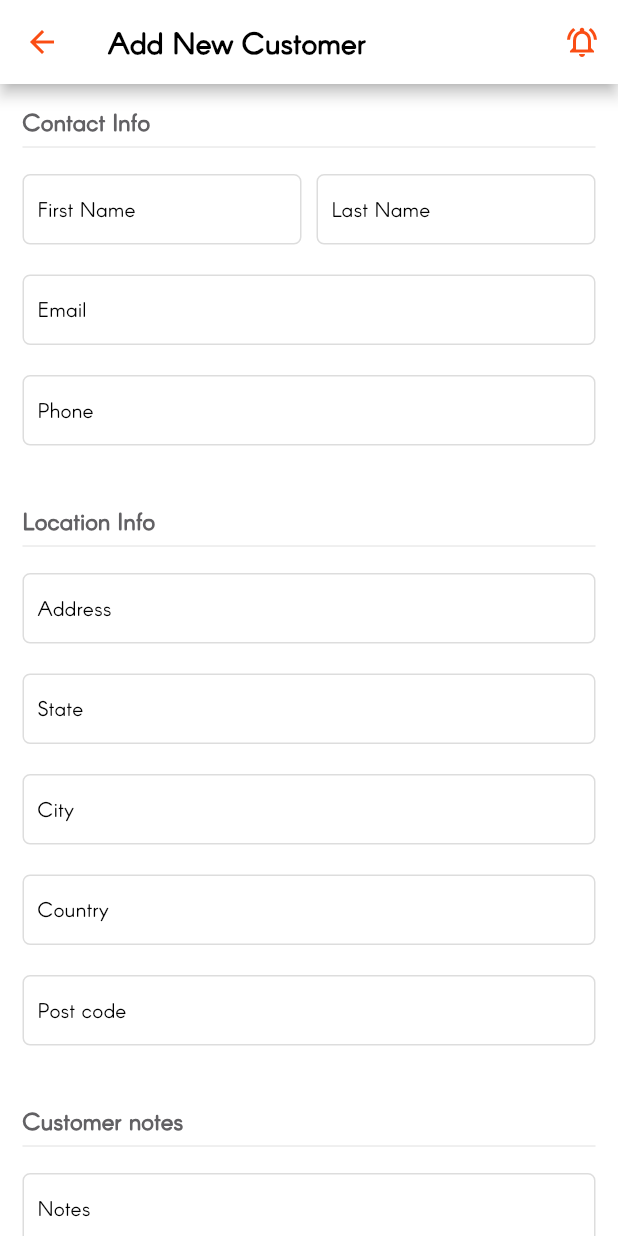
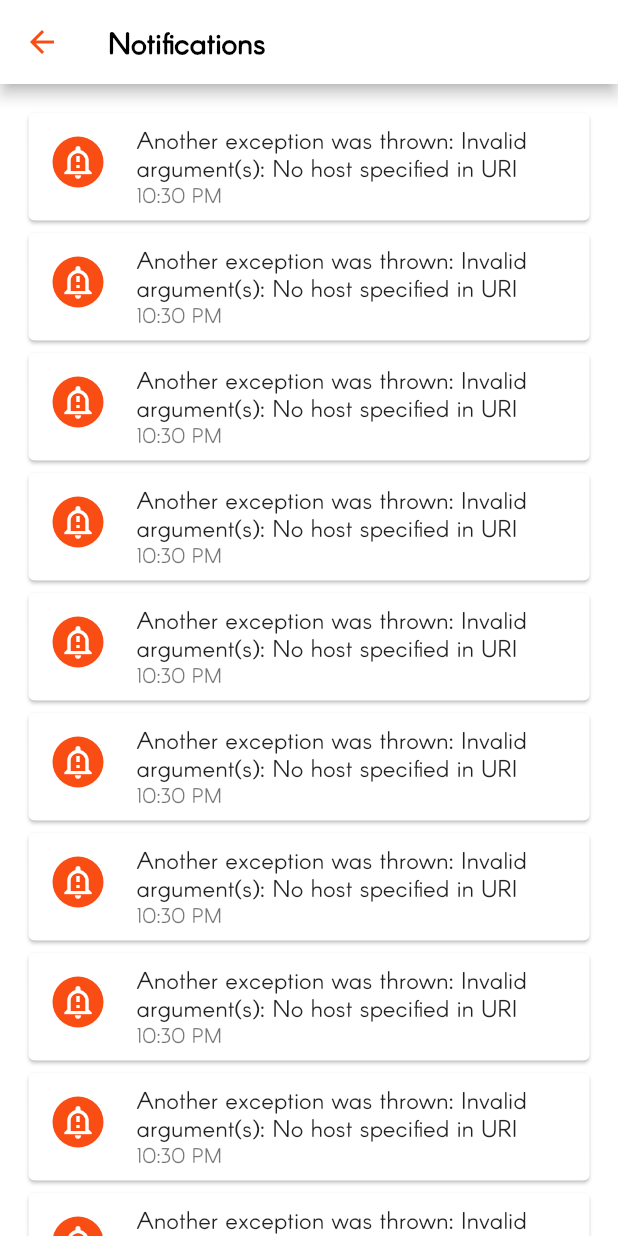
Before and after one commit to AbirAhsan/jacobpro, a Flutter app: the AddNewCustomerScreen screen opened by its route, after a tap on the "notifications active" icon, on a phone screen of 412 x 824 dp. Run offline on Flutter 3.47's test engine with Material 2 defaults, Android fonts, the phone set to English and light mode, and no system bars; our stand-ins replace awesome_dialog, cached_network_image, easy_localization, flutter_easyloading, get, get_storage and 1 more; accounts and stored records are empty; network calls fail.

Commit message:
notification screen added

```diff
--- a/lib/routes.dart
+++ b/lib/routes.dart
@@ -6,6 +6,7 @@ import 'view/auth/registration_verification.dart';
 import 'view/dashboard/dashboard_screen.dart';
 import 'view/my_customer/add_new_customer_screen.dart';
 import 'view/my_customer/my_customer_screen.dart';
+import 'view/notification/notification_screen.dart';
 import 'view/profile/profile_screen.dart';
 import 'view/splash/splash_screen.dart';
 
@@ -24,6 +25,8 @@ class ScreenRoutes {
     GetPage(
         name: '/ProfileDetailsScreen',
         page: () => const ProfileDetailsScreen()),
+    GetPage(
+        name: '/NotificationScreen', page: () => const NotificationScreen()),
 
     GetPage(name: '/DashBoardScreen', page: () => const DashBoardScreen()),
     GetPage(name: '/MyCustomersScreen', page: () => const MyCustomersScreen()),
--- a/lib/view/dashboard/dashboard_screen.dart
+++ b/lib/view/dashboard/dashboard_screen.dart
@@ -3,6 +3,7 @@ import 'package:flutter/material.dart';
 import 'package:get/get.dart';
 import 'package:service/view/dashboard/widgets/dashboard_card_widget_1.dart';
 import '../../controller/profile_controller.dart';
+import '../../services/page_navigation_service.dart';
 import '../variables/icon_variables.dart';
 import '../variables/text_style.dart';
 import '../widgets/custom_drawer.dart';
@@ -22,7 +23,9 @@ class DashBoardScreen extends StatelessWidget {
         ),
         actions: [
           IconButton(
-              onPressed: () {},
+              onPressed: () {
+                PageNavigationService.generalNavigation("/NotificationScreen");
+              },
               icon: const Icon(Icons.notifications_active_outlined))
         ],
       ),
--- /dev/null
+++ b/lib/view/notification/notification_screen.dart
@@ -0,0 +1,39 @@
+import 'package:flutter/material.dart';
+import 'package:service/view/variables/colors_variable.dart';
+import 'package:service/view/widgets/custom_appbar.dart';
+
+class NotificationScreen extends StatelessWidget {
+  const NotificationScreen({super.key});
+
+  @override
+  Widget build(BuildContext context) {
+    return Scaffold(
+      appBar: const CustomAppBar(
+        title: "Notifications",
+        hideNotificationIcon: true,
+      ),
+      body: ListView.builder(
+          physics: const ScrollPhysics(),
+          padding: const EdgeInsets.all(15.0),
+          itemCount: 15,
+          itemBuilder: (buildContext, index) {
+            return Card(
+              child: ListTile(
+                leading: Container(
+                    padding: const EdgeInsets.all(5),
+                    decoration: const BoxDecoration(
+                        shape: BoxShape.circle, color: CustomColors.primary),
+                    child: const Icon(
+                      Icons.notification_important_outlined,
+                      color: CustomColors.white,
+                    )),
+                title: const Text(
+                    "Another exception was thrown: Invalid argument(s): No host specified in URI"),
+                subtitle: const Text("10:30 PM"),
+                onTap: () {},
+              ),
+            );
+          }),
+    );
+  }
+}
--- a/lib/view/widgets/custom_appbar.dart
+++ b/lib/view/widgets/custom_appbar.dart
@@ -1,17 +1,27 @@
 import 'package:flutter/material.dart';
+import 'package:service/services/page_navigation_service.dart';
 
 class CustomAppBar extends StatelessWidget implements PreferredSizeWidget {
   final String? title;
+  final bool hideNotificationIcon;
 
-  const CustomAppBar({Key? key, required this.title}) : super(key: key);
+  const CustomAppBar(
+      {Key? key, required this.title, this.hideNotificationIcon = false})
+      : super(key: key);
 
   @override
   Widget build(BuildContext context) {
     return AppBar(
       title: Text(title ?? ""),
       actions: [
-        IconButton(
-            onPressed: () {}, icon: Icon(Icons.notifications_active_outlined))
+        hideNotificationIcon
+            ? Container()
+            : IconButton(
+                onPressed: () {
+                  PageNavigationService.generalNavigation(
+                      "/NotificationScreen");
+                },
+                icon: const Icon(Icons.notifications_active_outlined))
       ],
     );
   }
```
